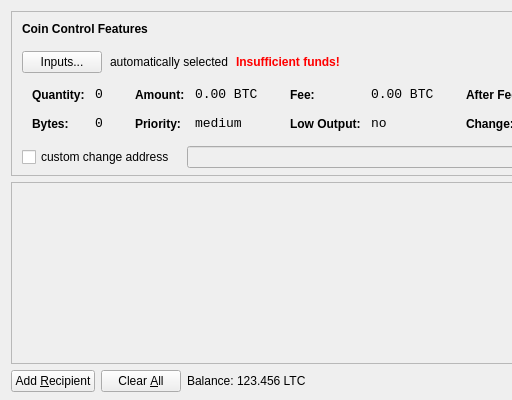
Above: src/qt/forms/sendcoinsdialog.ui from JohnKeyCoin/JohnKeyoin before the change; both pictures show x 0 to 512 and y 0 to 400 of the 850 by 400 pixel window. Below: the same form after it.
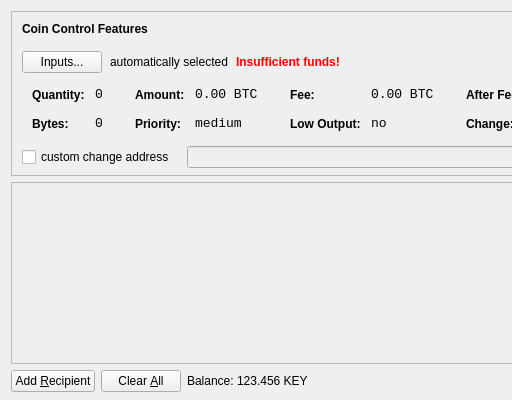
That is the form after the change. Icons and pictures are not drawn.

```diff
--- a/src/qt/forms/sendcoinsdialog.ui
+++ b/src/qt/forms/sendcoinsdialog.ui
@@ -720,7 +720,7 @@
           <cursorShape>IBeamCursor</cursorShape>
          </property>
          <property name="text">
-          <string>123.456 LTC</string>
+          <string>123.456 KEY</string>
          </property>
          <property name="textInteractionFlags">
           <set>Qt::LinksAccessibleByMouse|Qt::TextSelectableByKeyboard|Qt::TextSelectableByMouse</set>
```
